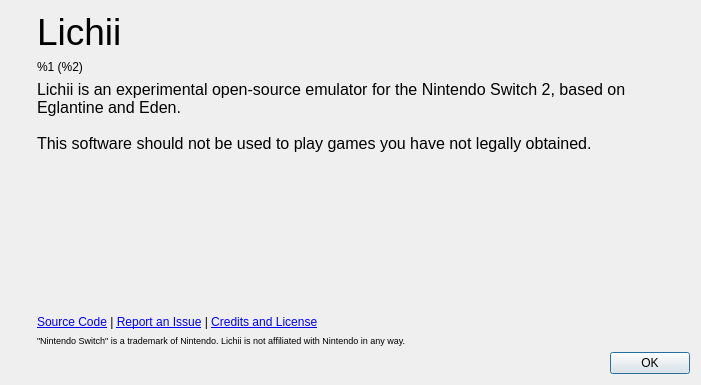
Old version of the form src/yuzu/aboutdialog.ui in the repository TiktokTerra/TerraSwitch2.
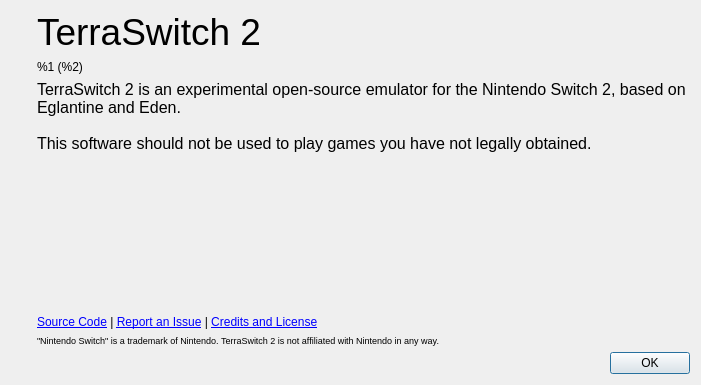
New version of the form. Icons and pictures are not drawn.

Commit message:
TerraSwitch 2 : renommage visible et theme violet Amethyst
- REPO_NAME TerraSwitch 2 + 6 comparaisons g_build_name mises a jour
- Titres de fenetres, dialogues, menus, about, updater, messages : TerraSwitch 2
- Exe renomme terraswitch2.exe (ExeName de l updater inclus)
- Palette Amethyst (fond #15101f, accent #b18cff) + style.qss reecrit en entier
- Ecran de chargement et widgets peints passe en violet
- Identifiants internes conserves (FritchiiUi::, objectName Fritchii*, frizti.ini,
  User-Agent, setApplicationName, chemins de donnees, format de log)

Diff of the .ui file:
```diff
--- a/src/yuzu/aboutdialog.ui
+++ b/src/yuzu/aboutdialog.ui
@@ -69,7 +69,7 @@
           </sizepolicy>
          </property>
          <property name="text">
-          <string>&lt;html&gt;&lt;head/&gt;&lt;body&gt;&lt;p&gt;&lt;span style=&quot; font-size:28pt;&quot;&gt;Lichii&lt;/span&gt;&lt;/p&gt;&lt;/body&gt;&lt;/html&gt;</string>
+          <string>&lt;html&gt;&lt;head/&gt;&lt;body&gt;&lt;p&gt;&lt;span style=&quot; font-size:28pt;&quot;&gt;TerraSwitch 2&lt;/span&gt;&lt;/p&gt;&lt;/body&gt;&lt;/html&gt;</string>
          </property>
         </widget>
        </item>
@@ -102,7 +102,7 @@
 li.unchecked::marker { content: &quot;\2610&quot;; }
 li.checked::marker { content: &quot;\2612&quot;; }
 &lt;/style&gt;&lt;/head&gt;&lt;body style=&quot; font-family:'Noto Sans'; font-size:9pt; font-weight:400; font-style:normal;&quot;&gt;
-&lt;p style=&quot; margin-top:0px; margin-bottom:0px; margin-left:0px; margin-right:0px; -qt-block-indent:0; text-indent:0px;&quot;&gt;&lt;span style=&quot; font-family:'MS Shell Dlg 2'; font-size:12pt;&quot;&gt;Lichii is an experimental open-source emulator for the Nintendo Switch 2, based on Eglantine and Eden. &lt;br /&gt;&lt;br /&gt;This software should not be used to play games you have not legally obtained.&lt;/span&gt;&lt;/p&gt;&lt;/body&gt;&lt;/html&gt;</string>
+&lt;p style=&quot; margin-top:0px; margin-bottom:0px; margin-left:0px; margin-right:0px; -qt-block-indent:0; text-indent:0px;&quot;&gt;&lt;span style=&quot; font-family:'MS Shell Dlg 2'; font-size:12pt;&quot;&gt;TerraSwitch 2 is an experimental open-source emulator for the Nintendo Switch 2, based on Eglantine and Eden. &lt;br /&gt;&lt;br /&gt;This software should not be used to play games you have not legally obtained.&lt;/span&gt;&lt;/p&gt;&lt;/body&gt;&lt;/html&gt;</string>
          </property>
          <property name="alignment">
           <set>Qt::AlignmentFlag::AlignLeading|Qt::AlignmentFlag::AlignLeft|Qt::AlignmentFlag::AlignVCenter</set>
@@ -144,7 +144,7 @@
           </sizepolicy>
          </property>
          <property name="text">
-          <string>&lt;html&gt;&lt;head/&gt;&lt;body&gt;&lt;p&gt;&lt;span style=&quot; font-size:7pt;&quot;&gt;&amp;quot;Nintendo Switch&amp;quot; is a trademark of Nintendo. Lichii is not affiliated with Nintendo in any way.&lt;/span&gt;&lt;/p&gt;&lt;/body&gt;&lt;/html&gt;</string>
+          <string>&lt;html&gt;&lt;head/&gt;&lt;body&gt;&lt;p&gt;&lt;span style=&quot; font-size:7pt;&quot;&gt;&amp;quot;Nintendo Switch&amp;quot; is a trademark of Nintendo. TerraSwitch 2 is not affiliated with Nintendo in any way.&lt;/span&gt;&lt;/p&gt;&lt;/body&gt;&lt;/html&gt;</string>
          </property>
         </widget>
        </item>
```
Left out of the diff: 2 changed lines with no effect on the pictures. The commit also changes 38 other files.
